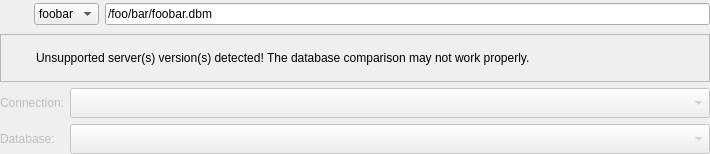
Old version of the form libs/libgui/ui/tools/modeldbpickerwidget.ui in the repository arichiardi/pgmodeler.
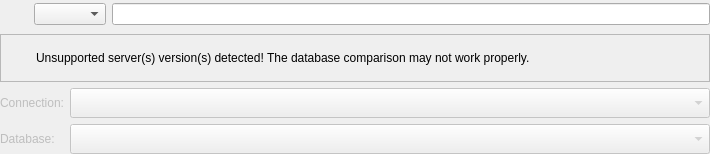
New version of the form. Icons and pictures are not drawn.

Diff of the .ui file:
```diff
--- a/libs/libgui/ui/tools/modeldbpickerwidget.ui
+++ b/libs/libgui/ui/tools/modeldbpickerwidget.ui
@@ -67,18 +67,12 @@
        </widget>
       </item>
       <item>
-       <widget class="QComboBox" name="model_name_cmb">
-        <item>
-         <property name="text">
-          <string>foobar</string>
-         </property>
-        </item>
-       </widget>
+       <widget class="QComboBox" name="model_cmb"/>
       </item>
       <item>
        <widget class="QLineEdit" name="model_file_edt">
         <property name="text">
-         <string>/foo/bar/foobar.dbm</string>
+         <string/>
         </property>
         <property name="readOnly">
          <bool>true</bool>
```
Left out of the diff: 4 changed lines with no effect on the pictures.
